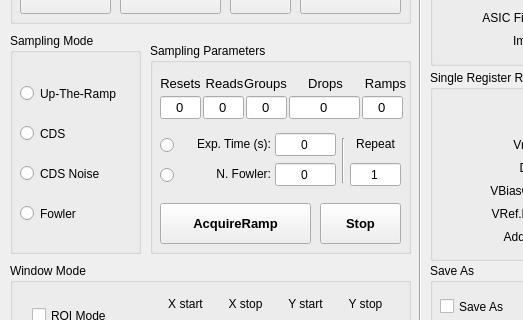
Above: code/DetCtrl/dcs.ui from igrins2/dcs_pack before the change; both pictures show x 0 to 523 and y 127 to 447 of the 921 by 641 pixel window. Below: the same form after it.
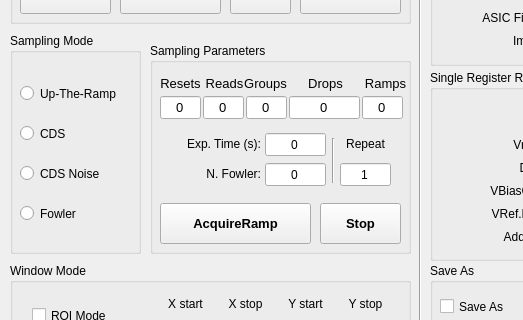
That is the form after the change.

The edit to the form file:
```diff
--- a/code/DetCtrl/dcs.ui
+++ b/code/DetCtrl/dcs.ui
@@ -145,7 +145,7 @@
    <widget class="QLineEdit" name="e_fowler_number">
     <property name="geometry">
      <rect>
-      <x>125</x>
+      <x>115</x>
       <y>120</y>
       <width>61</width>
       <height>23</height>
@@ -161,7 +161,7 @@
    <widget class="QLineEdit" name="e_exp_time">
     <property name="geometry">
      <rect>
-      <x>125</x>
+      <x>115</x>
       <y>90</y>
       <width>61</width>
       <height>23</height>
@@ -177,7 +177,7 @@
    <widget class="QLabel" name="label_fowler_number">
     <property name="geometry">
      <rect>
-      <x>30</x>
+      <x>20</x>
       <y>120</y>
       <width>91</width>
       <height>21</height>
@@ -196,7 +196,7 @@
    <widget class="QLabel" name="label_13">
     <property name="geometry">
      <rect>
-      <x>30</x>
+      <x>20</x>
       <y>90</y>
       <width>91</width>
       <height>21</height>
@@ -332,36 +332,10 @@
      <set>Qt::AlignCenter</set>
     </property>
    </widget>
-   <widget class="QRadioButton" name="radio_exp_time">
-    <property name="geometry">
-     <rect>
-      <x>10</x>
-      <y>90</y>
-      <width>21</width>
-      <height>25</height>
-     </rect>
-    </property>
-    <property name="text">
-     <string/>
-    </property>
-   </widget>
-   <widget class="QRadioButton" name="radio_fowler_number">
-    <property name="geometry">
-     <rect>
-      <x>10</x>
-      <y>120</y>
-      <width>21</width>
-      <height>25</height>
-     </rect>
-    </property>
-    <property name="text">
-     <string/>
-    </property>
-   </widget>
    <widget class="QLineEdit" name="e_repeat">
     <property name="geometry">
      <rect>
-      <x>200</x>
+      <x>190</x>
       <y>120</y>
       <width>51</width>
       <height>23</height>
@@ -377,7 +351,7 @@
    <widget class="QLabel" name="label_16">
     <property name="geometry">
      <rect>
-      <x>195</x>
+      <x>185</x>
       <y>90</y>
       <width>61</width>
       <height>21</height>
@@ -399,7 +373,7 @@
    <widget class="Line" name="line_2">
     <property name="geometry">
      <rect>
-      <x>183</x>
+      <x>173</x>
       <y>95</y>
       <width>21</width>
       <height>45</height>
```
Left out of the diff: 2 changed lines with no effect on the pictures.
